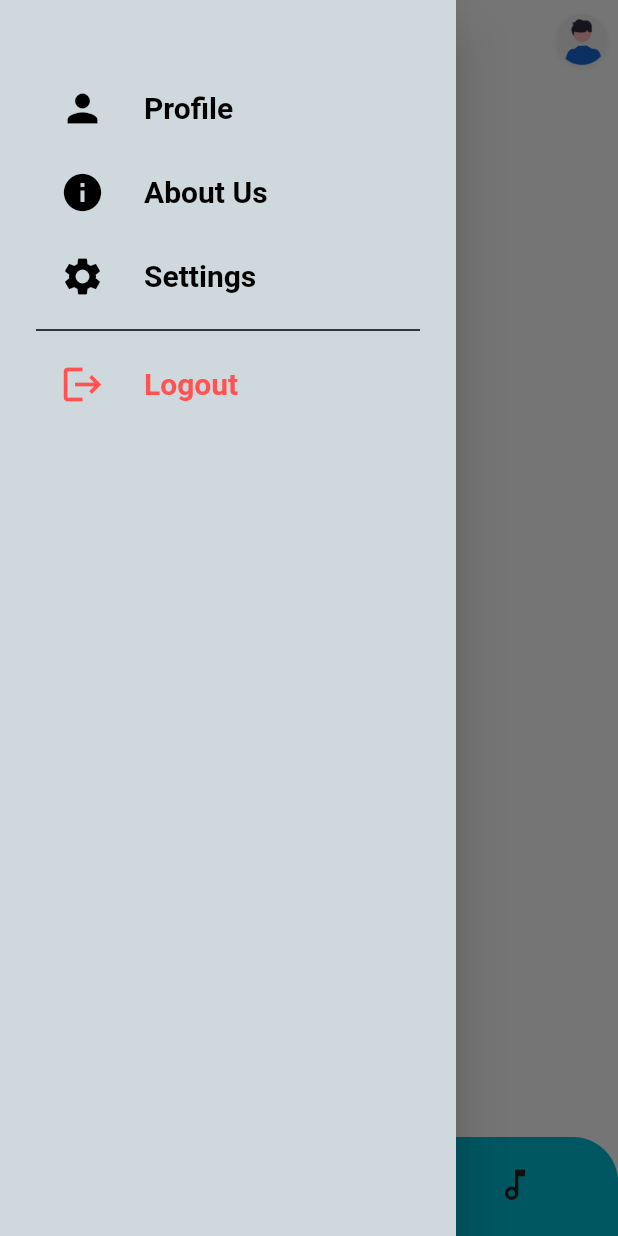
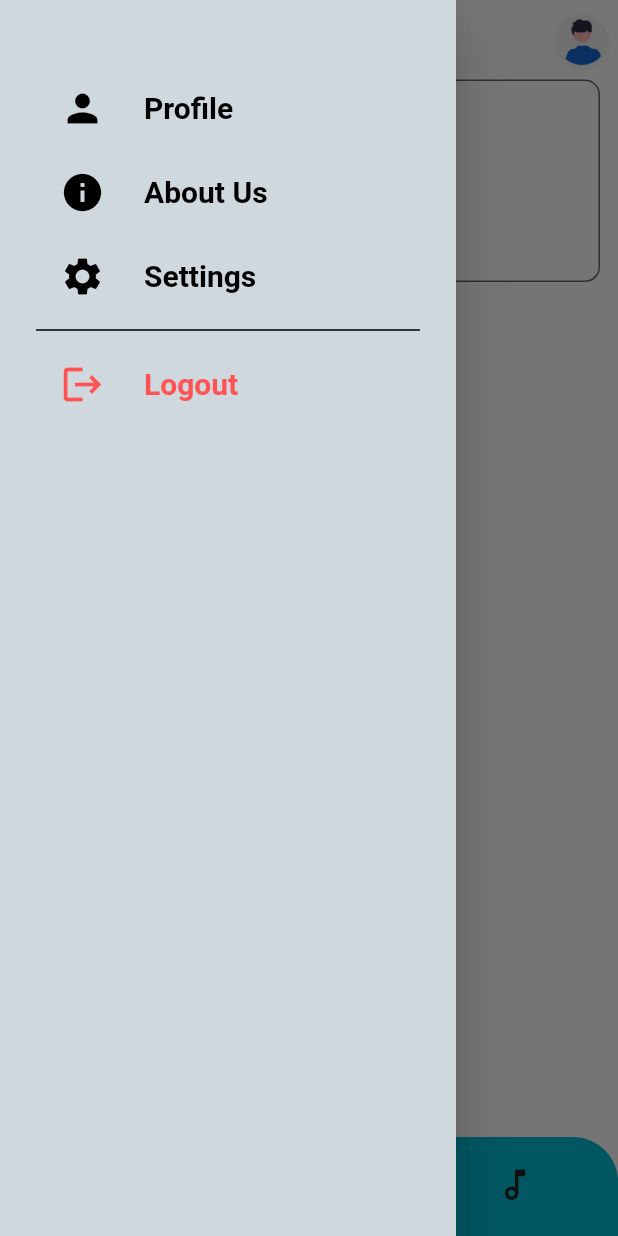
Before and after one commit to elucidator8918/HackX, a Flutter app: the UserPage screen opened directly with empty values, with the side drawer open, on a phone screen of 412 x 824 dp. Run offline on Flutter 3.47's test engine with Material 2 defaults, Android fonts, the phone set to English and light mode, and no system bars; our stand-ins replace adaptive_theme, email_validator, flutter_onboarding_slider, font_awesome_flutter, image_picker, loading_animation_widget and 4 more; missing offline and left inert: flutter_sound, model_viewer_plus; accounts and stored records are empty; generated files the repository leaves out were written again; statements that could not run were skipped.

Commit message:
kaafi chize added

```diff
--- /dev/null
+++ b/lib/BottomBar/Chat/TextInput.dart
@@ -0,0 +1,158 @@
+import 'dart:convert';
+import 'package:http/http.dart' as http;
+import 'package:flutter/foundation.dart';
+import 'package:flutter/material.dart';
+import 'package:shared_preferences/shared_preferences.dart';
+import '../../Models/AudioModel.dart';
+import '../../constants.dart';
+import 'ChatBubble.dart';
+
+class TextInput extends StatefulWidget {
+  const TextInput({Key? key}) : super(key: key);
+
+  @override
+  State<TextInput> createState() => _TextInputState();
+}
+
+class _TextInputState extends State<TextInput> {
+  double deviceHeight = Constants().deviceHeight,
+      deviceWidth = Constants().deviceWidth;
+  final _controller = TextEditingController();
+  String ngrokurl = Constants().url;
+  final _formKey = GlobalKey<FormState>();
+  List<String> lst = [];
+
+  @override
+  Widget build(BuildContext context) {
+    double height = MediaQuery.of(context).size.height;
+    double width = MediaQuery.of(context).size.width;
+
+    return Form(
+        key: _formKey,
+        child: Column(
+            crossAxisAlignment: CrossAxisAlignment.start,
+            mainAxisSize: MainAxisSize.max,
+            children: [
+              SizedBox(
+                height: height * (40 / deviceHeight),
+              ),
+              Padding(
+                padding: const EdgeInsets.all(12.0),
+                child: SizedBox(
+                    child: TextFormField(
+                  controller: _controller,
+                  maxLines: 5,
+                  decoration: InputDecoration(
+                      border: OutlineInputBorder(
+                        borderRadius: BorderRadius.circular(10.0),
+                      ),
+                      filled: true,
+                      hintText: "Enter text here.",
+                      hintStyle: TextStyle(
+                          fontSize: 17.5,
+                          fontWeight: FontWeight.w500,
+                          color: Colors.cyan[500],
+                          fontFamily: "productSansReg"),
+                      fillColor: Colors.white),
+                )),
+              ),
+              Center(
+                child: Padding(
+                  padding: const EdgeInsets.all(12.0),
+                  child: SizedBox(
+                    width: width * (135.0 / deviceWidth),
+                    height: height * (40.0 / deviceHeight),
+                    child: ElevatedButton(
+                      style: ButtonStyle(
+                          backgroundColor:
+                              MaterialStateProperty.all(Colors.cyan[500]!)),
+                      child: const Text(
+                        "Enter",
+                        style: TextStyle(
+                          fontSize: 15.0,
+                          fontWeight: FontWeight.w700,
+                          color: Colors.white,
+                        ),
+                      ),
+                      onPressed: () async {
+                        String text = _controller.text.trim();
+                        lst.add(text);
+                        setState(() {});
+                        _controller.clear();
+                        var res = await getRewritten(text);
+                        lst.add(res[0].toString());
+                        setState(() {});
+                      },
+                    ),
+                  ),
+                ),
+              ),
+              if (lst.isNotEmpty)
+                Expanded(
+                  child: ListView.builder(
+                    shrinkWrap: true,
+                    itemCount: lst.length,
+                    itemBuilder: (context, index) {
+                      return index % 2 == 0
+                          ? ChatBubble(text: lst[index], isCurrentUser: true)
+                          : ChatBubble(text: lst[index], isCurrentUser: false);
+                    },
+                  ),
+                )
+            ]));
+  }
+
+  Future<List<Object?>> getRewritten(String text) async {
+    SharedPreferences prefs = await SharedPreferences.getInstance();
+    var token = prefs.getString('token');
+    var res = await http.post(
+      Uri.parse('$ngrokurl/rewriter/'),
+      headers: <String, String>{
+        'Content-Type': 'application/json; charset=UTF-8',
+        'token': '$token'
+      },
+      body: jsonEncode(<String, String>{
+        "text": "Rewrite such that grammatical errors are corrected: $text",
+        "emotion": "Professional & Cheerful"
+      }),
+    );
+    Map<String, dynamic> data = jsonDecode(res.body);
+    var stuff = Audio.fromJson(data);
+    if (kDebugMode) {
+      print(res.statusCode);
+      print(res.body);
+    }
+    if (res.statusCode == 200) {
+      if (kDebugMode) {
+        print(res.body);
+      }
+    }
+    return [stuff.text, res.statusCode];
+  }
+
+  Future<List<Object?>> getGrammar(String text) async {
+    SharedPreferences prefs = await SharedPreferences.getInstance();
+    var token = prefs.getString('token');
+    var res = await http.post(
+      Uri.parse('$ngrokurl/grammar/'),
+      headers: <String, String>{
+        'Content-Type': 'application/json; charset=UTF-8',
+        'token': '$token'
+      },
+      body: jsonEncode(
+          <String, String>{"text": text, "emotion": "Professional & Cheerful"}),
+    );
+    Map<String, dynamic> data = jsonDecode(res.body);
+    var stuff = Audio.fromJson(data);
+    if (kDebugMode) {
+      print(res.statusCode);
+      print(res.body);
+    }
+    if (res.statusCode == 200) {
+      if (kDebugMode) {
+        print(res.body);
+      }
+    }
+    return [stuff.text, res.statusCode];
+  }
+}
--- a/lib/Screens/UserPage.dart
+++ b/lib/Screens/UserPage.dart
@@ -1,4 +1,7 @@
 import 'package:flutter/material.dart';
+import 'package:hackx/BottomBar/AudioInput.dart';
+import 'package:hackx/BottomBar/OCRInput.dart';
+import 'package:hackx/BottomBar/Chat/TextInput.dart';
 import 'package:hackx/Screens/Drawer/Drawer.dart';
 import 'package:hackx/Screens/Profile.dart';
 import 'package:font_awesome_flutter/font_awesome_flutter.dart';
@@ -14,10 +17,10 @@ class UserPage extends StatefulWidget {
 
 class _UserPageState extends State<UserPage> {
   int currentIndex = 1;
-  final screens = [
-    const Text("2"),
-    const Text("1"),
-    const Text("3"),
+  final screens = const [
+    OCRInput(),
+    TextInput(),
+    AudioInput(),
   ];
 
   @override
--- a/lib/constants.dart
+++ b/lib/constants.dart
@@ -1,5 +1,5 @@
 class Constants {
   double deviceHeight = 803.6363636363636;
   double deviceWidth = 392.72727272727275;
-  String url = 'https://486c-34-125-223-16.ngrok-free.app';
+  String url = 'https://6c28-34-16-180-181.ngrok-free.app';
 }
```
Also changed, not shown: lib/BottomBar/AudioInput.dart (+101 -81 lines), lib/BottomBar/Chat/ChatBubble.dart (added, +40 -0 lines), lib/BottomBar/OCRInput.dart (+84 -1 lines), lib/BottomBar/TextInput.dart (deleted, +0 -15 lines), assets/images/download.jpg (added), 1 other file.
